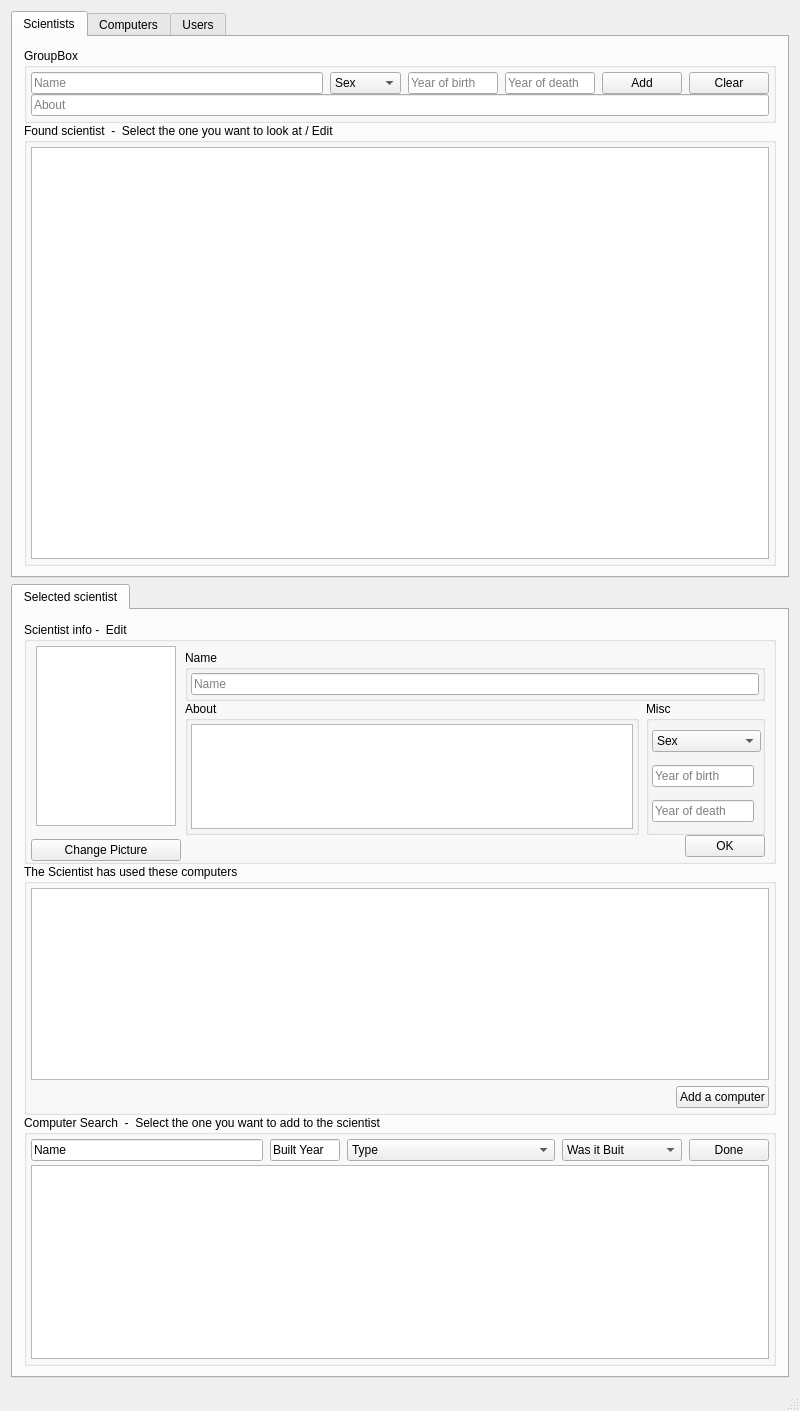
The window that ComputerScientistsW1/mainwindow.ui (Bosos/T-113-VLN1_Hopur3) describes before a commit, drawn with Qt 5.
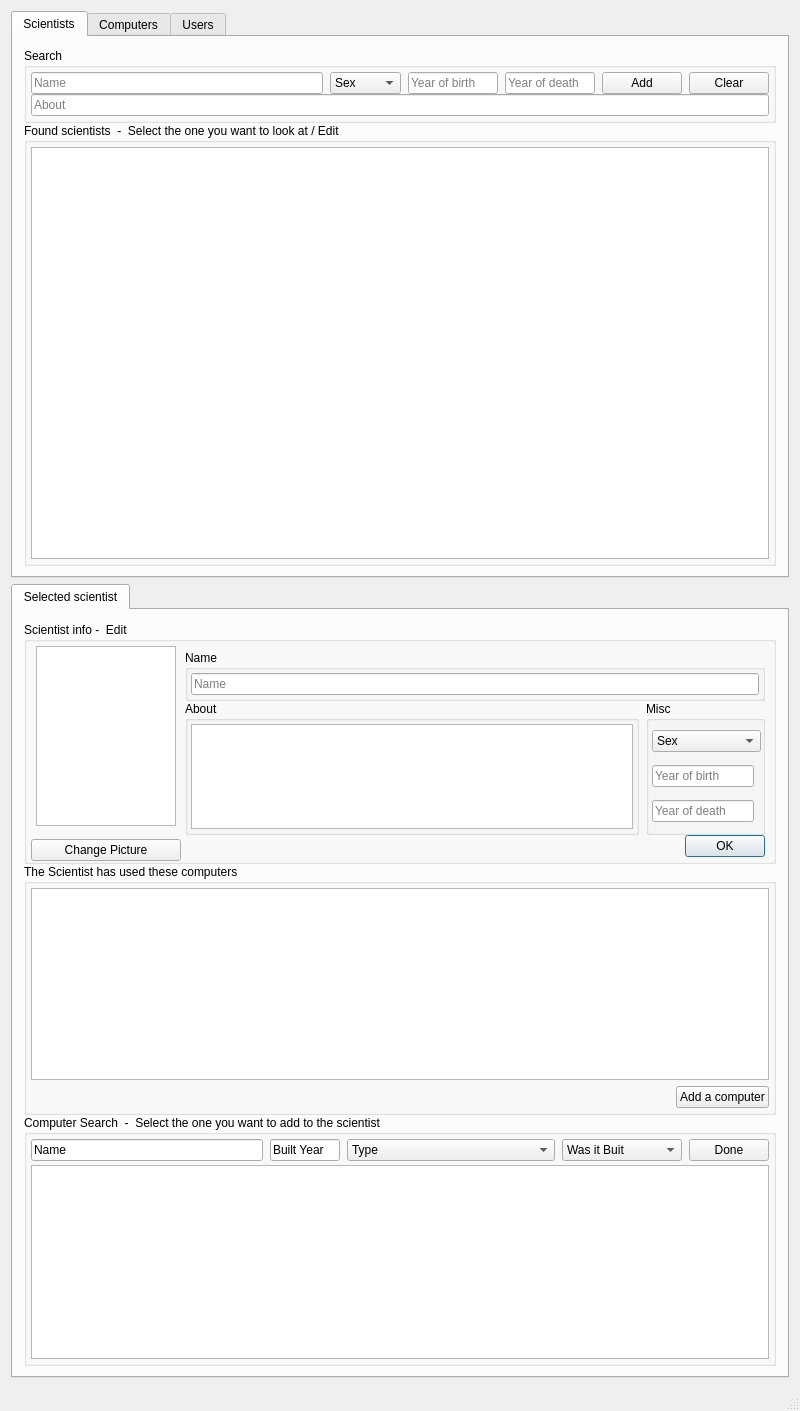
The same window after the commit.

Commit message: bug fix for making slot calls

```diff
--- a/ComputerScientistsW1/mainwindow.ui
+++ b/ComputerScientistsW1/mainwindow.ui
@@ -40,7 +40,7 @@
         <item>
          <widget class="QGroupBox" name="groupBox_3">
           <property name="title">
-           <string>GroupBox</string>
+           <string>Search</string>
           </property>
           <layout class="QVBoxLayout" name="verticalLayout_8">
            <property name="spacing">
@@ -171,7 +171,7 @@
         <item>
          <widget class="QGroupBox" name="groupBox_2">
           <property name="title">
-           <string>Found scientist  -  Select the one you want to look at / Edit</string>
+           <string>Found scientists  -  Select the one you want to look at / Edit</string>
           </property>
           <layout class="QVBoxLayout" name="verticalLayout_6">
            <property name="spacing">
@@ -233,7 +233,7 @@
           <property name="minimumSize">
            <size>
             <width>0</width>
-            <height>210</height>
+            <height>242</height>
            </size>
           </property>
           <property name="maximumSize">
@@ -556,6 +556,12 @@
                <property name="text">
                 <string>OK</string>
                </property>
+               <property name="autoDefault">
+                <bool>false</bool>
+               </property>
+               <property name="default">
+                <bool>true</bool>
+               </property>
               </widget>
              </item>
             </layout>
```
Left out of the diff: 5 changed lines with no effect on the pictures. The commit also changes 1 other file.
